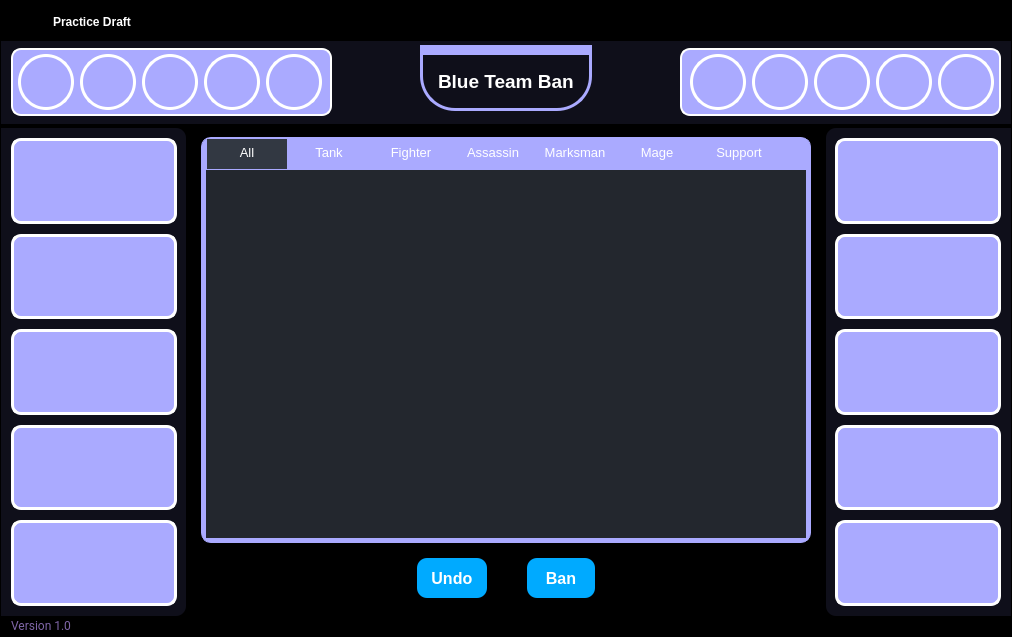
elian-olbz/mlbb-drafting-and-simulation-tools, file ui/pages/practice_draft.ui: the form before one commit.
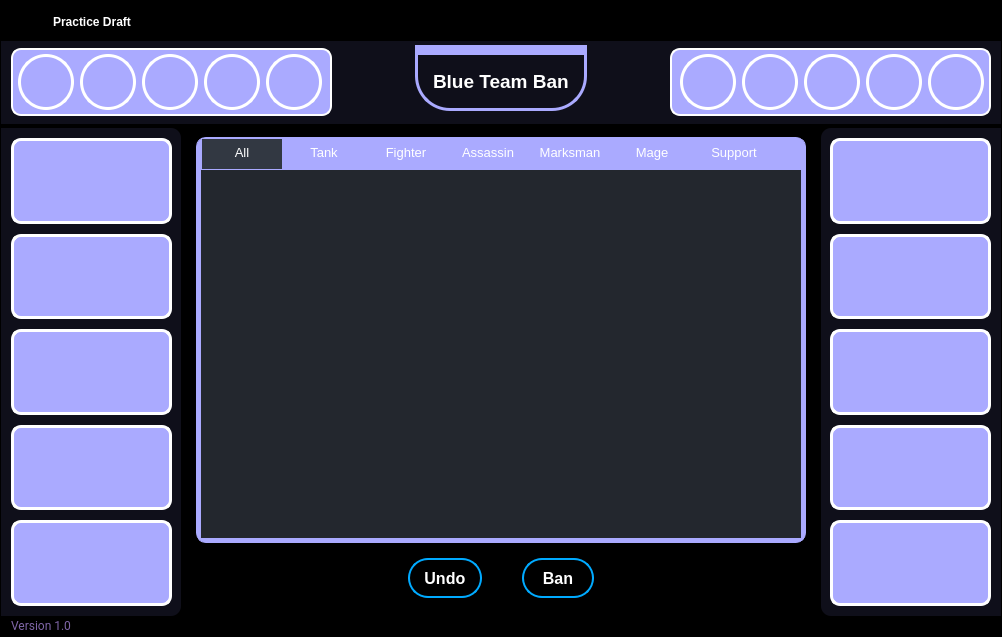
The form after the commit. Icons and pictures are not drawn.

```diff
--- a/ui/pages/practice_draft.ui
+++ b/ui/pages/practice_draft.ui
@@ -6,7 +6,7 @@
    <rect>
     <x>0</x>
     <y>0</y>
-    <width>1012</width>
+    <width>1002</width>
     <height>637</height>
    </rect>
   </property>
@@ -1688,7 +1688,10 @@
                                         <enum>Qt::LeftToRight</enum>
                                        </property>
                                        <property name="styleSheet">
-                                        <string notr="true">background-color: rgb(0, 170, 255);</string>
+                                        <string notr="true">border-radius: 20px;
+border: 2px solid; 
+border-color:rgb(83, 89, 98);
+border-color: rgb(0, 170, 255);</string>
                                        </property>
                                        <property name="text">
                                         <string> Undo </string>
@@ -1716,7 +1719,10 @@
                                         </font>
                                        </property>
                                        <property name="styleSheet">
-                                        <string notr="true">background-color: rgb(0, 170, 255);</string>
+                                        <string notr="true">border-radius: 20px;
+border: 2px solid; 
+border-color:rgb(83, 89, 98);
+border-color: rgb(0, 170, 255);</string>
                                        </property>
                                        <property name="text">
                                         <string>  Ban  </string>
```
